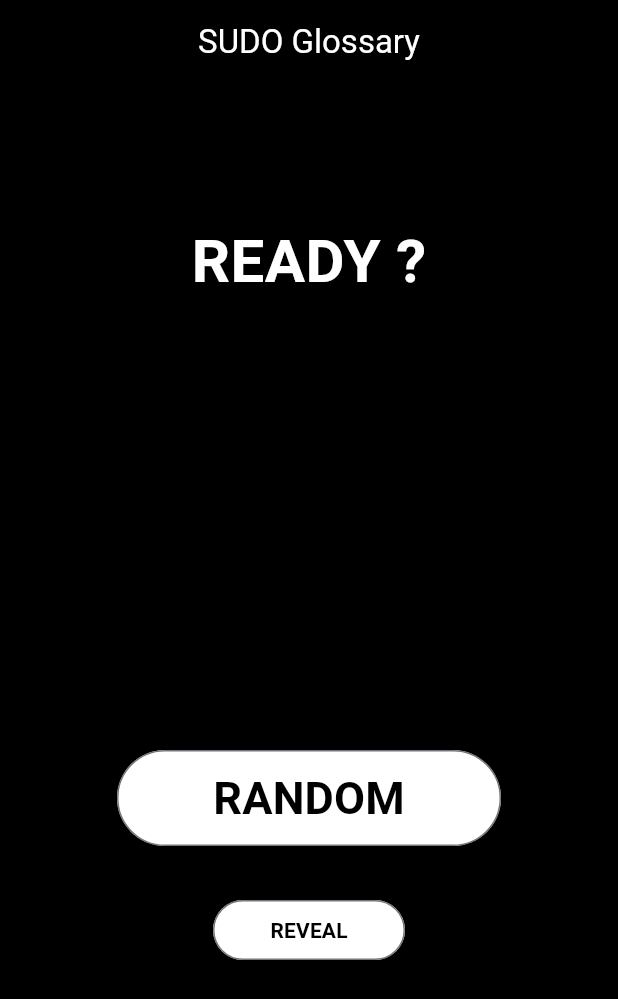
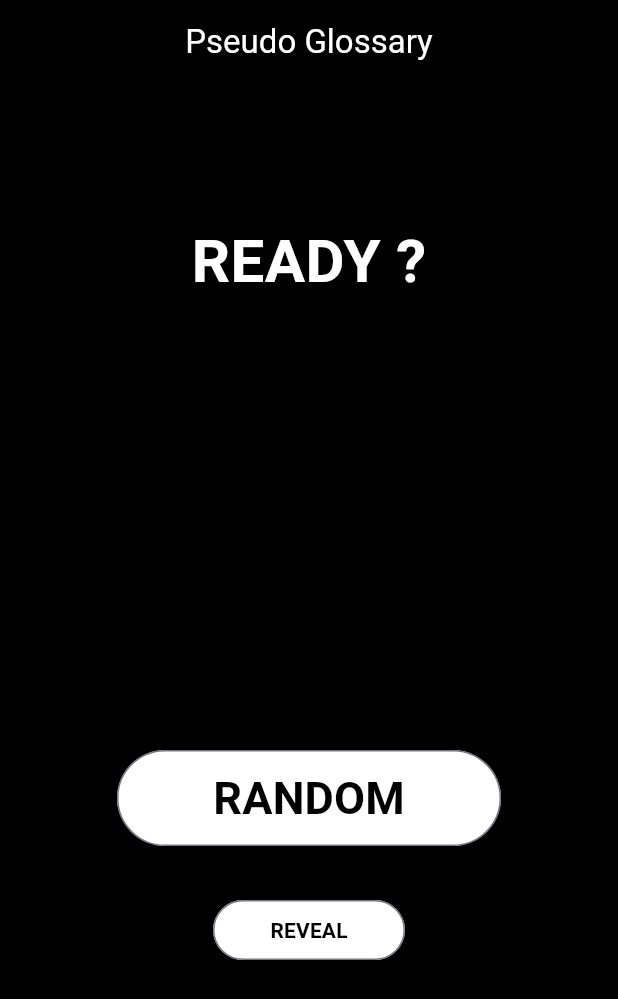
Before and after one commit to Amir-HShahi/pseudo-glossary, a Flutter app: the screen it shows after launch, on a phone screen of 412 x 824 dp. Shown: the top 999 px of the screen. Run offline on Flutter 3.47's test engine with Material 3 defaults, Android fonts, the phone set to English and light mode, and no system bars; our stand-ins replace google_fonts, shared_preferences, sqflite; accounts and stored records are empty; Roboto replaces fonts that are missing (Literata).

Commit message:
Update home.dart

```diff
--- a/lib/view/home.dart
+++ b/lib/view/home.dart
@@ -27,7 +27,7 @@ class _HomeState extends State<Home> {
       appBar: AppBar(
           backgroundColor: Colors.black,
           centerTitle: true,
-          title: Text("SUDO Glossary",
+          title: Text("Pseudo Glossary",
               style: GoogleFonts.luxuriousRoman(color: Colors.white))),
       body: Container(
         padding: EdgeInsets.only(top: 90, bottom: 180, left: 16, right: 16),
```
